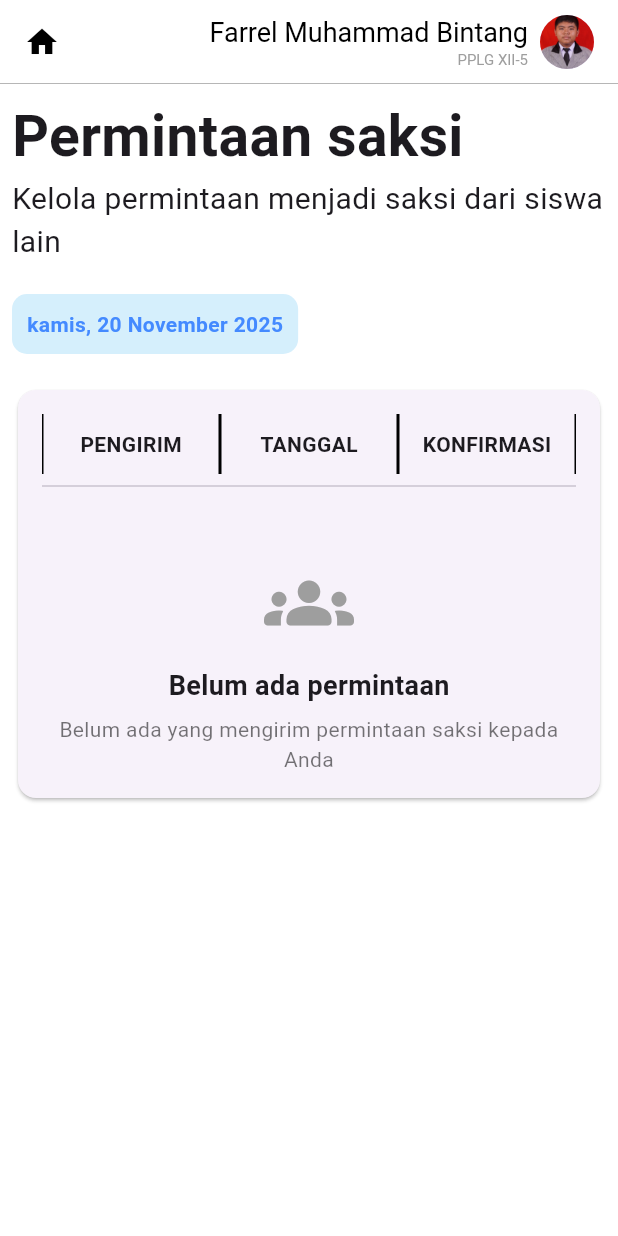
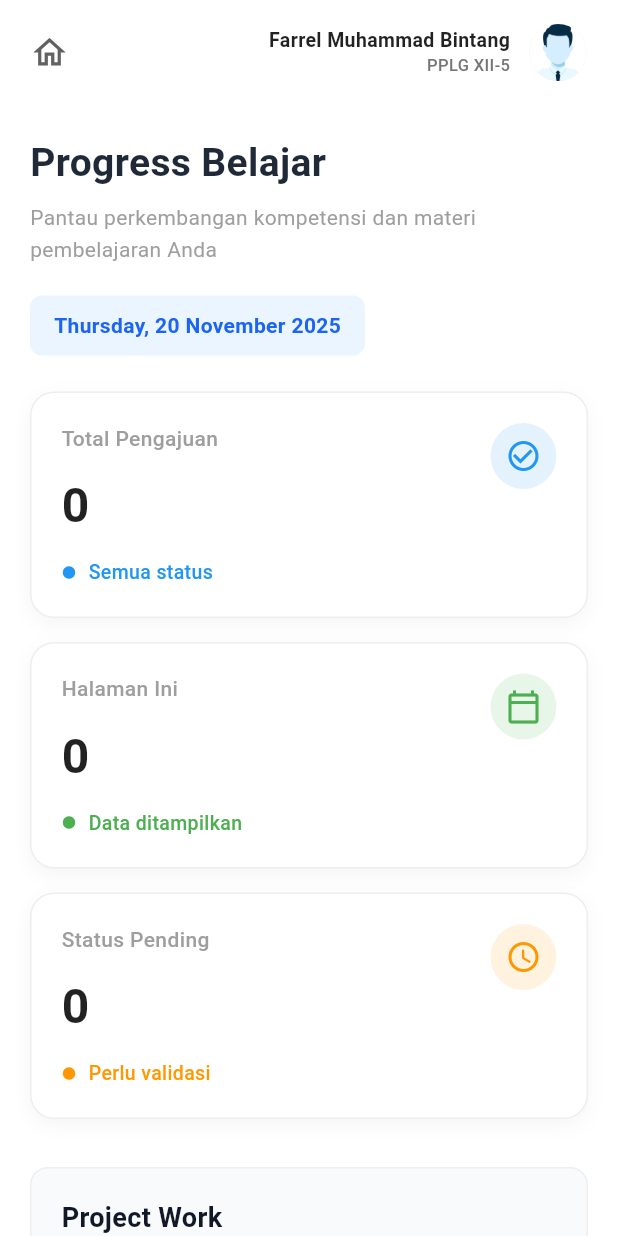
Before and after one commit to M-Bayu-Aji/Jurnalku-App, a Flutter app: the screen it shows after launch, on a phone screen of 412 x 824 dp. Run offline on Flutter 3.47's test engine with Material 3 defaults, Android fonts, the phone set to English and light mode, and no system bars; our stand-ins replace google_fonts.

Commit message:
update, add screen progress_belajar

```diff
--- a/lib/main.dart
+++ b/lib/main.dart
@@ -1,5 +1,5 @@
 import 'package:flutter/material.dart';
-import 'package:jurnalku_app/screens/permintaan_saksi.dart';
+import 'package:jurnalku_app/screens/progress_belajar.dart';
 void main() {
   runApp(const MyApp());
 }
@@ -7,13 +7,12 @@ void main() {
 class MyApp extends StatelessWidget {
   const MyApp({super.key});
 
-  // This widget is the root of your application.
   @override
   Widget build(BuildContext context) {
     return MaterialApp(
       debugShowCheckedModeBanner: false,
       title: 'Jurnalku App',
-      home: const PermintaanSaksi(),
+      home: const ProgressBelajar(),
     );
   }
 }
--- a/lib/screens/home.dart
+++ b/lib/screens/home.dart
@@ -1,6 +1,7 @@
 import 'package:flutter/material.dart';
 import 'package:google_fonts/google_fonts.dart';
 import 'package:jurnalku_app/screens/explore.dart';
+import 'package:jurnalku_app/screens/permintaan_saksi.dart';
 import 'package:jurnalku_app/screens/settings.dart';
 import 'package:jurnalku_app/screens/user_guide.dart';
 
@@ -190,6 +191,103 @@ class Home extends StatelessWidget {
                   ),
                 ),
               ),
+              const SizedBox(height: 15,),
+              SizedBox(
+                width: double.infinity,
+                child: OutlinedButton(
+                  style: OutlinedButton.styleFrom(
+                    foregroundColor: Color(0xFF1E88E5),
+                    side: BorderSide(color: Color(0xFF1E88E5), width: 2),
+                    padding: const EdgeInsets.symmetric(
+                      horizontal: 48,
+                      vertical: 16,
+                    ),
+                    shape: RoundedRectangleBorder(
+                      borderRadius: BorderRadius.circular(16),
+                    ),
+                    backgroundColor: Colors.white,
+                  ),
+                  onPressed: () {
+                    Navigator.push(
+                      context,
+                      MaterialPageRoute(builder: (context) => const PermintaanSaksi()),
+                    );
+                  },
+                  child: Text(
+                    "Permintaan Sanksi",
+                    style: GoogleFonts.poppins(
+                      fontSize: 16,
+                      fontWeight: FontWeight.w600,
+                      letterSpacing: 0.5,
+                    ),
+                  ),
+                ),
+              ),
+              const SizedBox(height: 15,),
+              SizedBox(
+                width: double.infinity,
+                child: ElevatedButton(
+                  style: ElevatedButton.styleFrom(
+                    backgroundColor: Color(0xFF1E88E5),
+                    foregroundColor: Colors.white,
+                    padding: const EdgeInsets.symmetric(
+                      horizontal: 48,
+                      vertical: 16,
+                    ),
+                    shape: RoundedRectangleBorder(
+                      borderRadius: BorderRadius.circular(16),
+                    ),
+                    elevation: 4,
+                    shadowColor: Color(0xFF1E88E5).withOpacity(0.4),
+                  ),
+                  onPressed: () {
+                    Navigator.push(
+                      context,
+                      MaterialPageRoute(builder: (context) => const UserGuideScreen()),
+                    );
+                  },
+                  child: Text(
+                    'Panduan Pengguna',
+                    style: GoogleFonts.poppins(
+                      fontSize: 16,
+                      fontWeight: FontWeight.w600,
+                      letterSpacing: 0.5,
+                    ),
+                  ),
+                ),
+              ),
+              const SizedBox(height: 15,),
+              SizedBox(
+                width: double.infinity,
+                child: OutlinedButton(
+                  style: OutlinedButton.styleFrom(
+                    foregroundColor: Color(0xFF1E88E5),
+                    side: BorderSide(color: Color(0xFF1E88E5), width: 2),
+                    padding: const EdgeInsets.symmetric(
+                      horizontal: 48,
+                      vertical: 16,
+                    ),
+                    shape: RoundedRectangleBorder(
+                      borderRadius: BorderRadius.circular(16),
+                    ),
+                    backgroundColor: Colors.white,
+                  ),
+                  onPressed: () {
+                    Navigator.push(
+                      context,
+                      MaterialPageRoute(builder: (context) => const PermintaanSaksi()),
+                    );
+                  },
+                  child: Text(
+                    "Permintaan Sanksi",
+                    style: GoogleFonts.poppins(
+                      fontSize: 16,
+                      fontWeight: FontWeight.w600,
+                      letterSpacing: 0.5,
+                    ),
+                  ),
+                ),
+              ),
             ],
           ),
         ),
--- /dev/null
+++ b/lib/screens/progress_belajar.dart
@@ -0,0 +1,268 @@
+import 'package:flutter/material.dart';
+// Pastikan import ini tetap ada karena ini memanggil AppBar buatan Anda
+import 'package:jurnalku_app/widgets/app_bar.dart';
+
+class ProgressBelajar extends StatelessWidget {
+  const ProgressBelajar({super.key});
+
+  @override
+  Widget build(BuildContext context) {
+    return Scaffold(
+      backgroundColor: Colors.white, // Set background putih bersih
+      // --- BAGIAN APP BAR (Milik Anda) ---
+      appBar: PreferredSize(
+        preferredSize: const Size.fromHeight(70),
+        child: const AppBarWidget(),
+      ),
+
+      // --- BAGIAN BODY (Kode dari Saya) ---
+      body: ListView(
+        padding: const EdgeInsets.symmetric(horizontal: 20, vertical: 20),
+        children: [
+          // 1. Judul Halaman
+          const Text(
+            'Progress Belajar',
+            style: TextStyle(
+              fontSize: 26,
+              fontWeight: FontWeight.bold,
+              color: Color(0xFF1F2937),
+            ),
+          ),
+          const SizedBox(height: 8),
+          const Text(
+            'Pantau perkembangan kompetensi dan materi pembelajaran Anda',
+            style: TextStyle(
+              fontSize: 14,
+              color: Colors.grey,
+              height: 1.5,
+            ),
+          ),
+          const SizedBox(height: 20),
+
+          // 2. Tanggal (Date Chip)
+          UnconstrainedBox(
+            alignment: Alignment.centerLeft,
+            child: Container(
+              padding: const EdgeInsets.symmetric(vertical: 10, horizontal: 16),
+              decoration: BoxDecoration(
+                color: const Color(0xFFEBF5FF), // Background biru muda
+                borderRadius: BorderRadius.circular(8),
+              ),
+              child: const Text(
+                'Thursday, 20 November 2025',
+                style: TextStyle(
+                  color: Color(0xFF1C64F2), // Teks biru
+                  fontWeight: FontWeight.w600,
+                  fontSize: 14,
+                ),
+              ),
+            ),
+          ),
+          const SizedBox(height: 24),
+
+          // 3. Kartu Ringkasan (Statistik)
+          _buildSummaryCard(
+            title: 'Total Pengajuan',
+            value: '0',
+            statusText: 'Semua status',
+            statusColor: Colors.blue,
+            icon: Icons.check_circle_outline,
+            iconColor: Colors.blue,
+            iconBgColor: Colors.blue.shade50,
+          ),
+          const SizedBox(height: 16),
+
+          _buildSummaryCard(
+            title: 'Halaman Ini',
+            value: '0',
+            statusText: 'Data ditampilkan',
+            statusColor: Colors.green,
+            icon: Icons.calendar_today_outlined,
+            iconColor: Colors.green,
+            iconBgColor: Colors.green.shade50,
+          ),
+          const SizedBox(height: 16),
+
+          _buildSummaryCard(
+            title: 'Status Pending',
+            value: '0',
+            statusText: 'Perlu validasi',
+            statusColor: Colors.orange,
+            icon: Icons.access_time_rounded,
+            iconColor: Colors.orange,
+            iconBgColor: Colors.orange.shade50,
+          ),
+
+          const SizedBox(height: 32),
+
+          // 4. Daftar Mata Pelajaran (List Bawah)
+          _buildSubjectCard(
+            title: 'Project Work',
+            subtitle: 'Kompetensi dan materi pembelajaran',
+          ),
+          const SizedBox(height: 16),
+
+          _buildSubjectCard(
+            title: 'Mobile Apps',
+            subtitle: 'Kompetensi dan materi pembelajaran',
+          ),
+          const SizedBox(height: 16),
+
+          _buildSubjectCard(
+            title: 'UKK (Uji Kompetensi Keahlian)',
+            subtitle: 'Kompetensi dan materi pembelajaran',
+          ),
+          const SizedBox(height: 16),
+
+          _buildSubjectCard(
+            title: 'GIM',
+            subtitle: 'Kompetensi dan materi pembelajaran',
+          ),
+
+          // Padding bawah tambahan agar scroll tidak mentok
+          const SizedBox(height: 40),
+        ],
+      ),
+    );
+  }
+
+  // --- HELPER WIDGETS (Supaya kodingan utama rapi) ---
+
+  // Widget untuk membuat Kartu Statistik (yang ada icon bulatnya)
+  Widget _buildSummaryCard({
+    required String title,
+    required String value,
+    required String statusText,
+    required Color statusColor,
+    required IconData icon,
+    required Color iconColor,
+    required Color iconBgColor,
+  }) {
+    return Container(
+      padding: const EdgeInsets.all(20),
+      decoration: BoxDecoration(
+        color: Colors.white,
+        borderRadius: BorderRadius.circular(16),
+        border: Border.all(color: Colors.grey.shade200),
+        boxShadow: [
+          BoxShadow(
+            color: Colors.grey.shade100,
+            blurRadius: 10,
+            offset: const Offset(0, 4),
+          ),
+        ],
+      ),
+      child: Row(
+        crossAxisAlignment: CrossAxisAlignment.start,
+        children: [
+          Expanded(
+            child: Column(
+              crossAxisAlignment: CrossAxisAlignment.start,
+              children: [
+                Text(
+                  title,
+                  style: const TextStyle(
+                    color: Colors.grey,
+                    fontSize: 14,
+                    fontWeight: FontWeight.w500,
+                  ),
+                ),
+                const SizedBox(height: 12),
+                Text(
+                  value,
+                  style: const TextStyle(
+                    fontSize: 32,
+                    fontWeight: FontWeight.bold,
+                    color: Colors.black87,
+                  ),
+                ),
+                const SizedBox(height: 12),
+                Row(
+                  children: [
+                    Icon(Icons.circle, size: 10, color: statusColor),
+                    const SizedBox(width: 8),
+                    Text(
+                      statusText,
+                      style: TextStyle(
+                        color: statusColor,
+                        fontSize: 13,
+                        fontWeight: FontWeight.w500,
+                      ),
+                    ),
+                  ],
+                )
+              ],
+            ),
+          ),
+          Container(
+            padding: const EdgeInsets.all(10),
+            decoration: BoxDecoration(
+              color: iconBgColor,
+              shape: BoxShape.circle,
+            ),
+            child: Icon(
+              icon,
+              color: iconColor,
+              size: 24,
+            ),
+          ),
+        ],
+      ),
+    );
+  }
+
+  // Widget untuk membuat Kartu Mata Pelajaran (yang background abu-abu)
+  Widget _buildSubjectCard({
+    required String title,
+    required String subtitle,
+  }) {
+    return Container(
+      decoration: BoxDecoration(
+        color: const Color(0xFFF9FAFB), // Warna abu-abu sangat muda (sesuai gambar)
+        borderRadius: BorderRadius.circular(12),
+        border: Border.all(color: Colors.grey.shade200),
+      ),
+      child: Column(
+        crossAxisAlignment: CrossAxisAlignment.start,
+        children: [
+          Padding(
+            padding: const EdgeInsets.all(20),
+            child: Column(
+              crossAxisAlignment: CrossAxisAlignment.start,
+              children: [
+                Text(
+                  title,
+                  style: const TextStyle(
+                    fontSize: 18,
+                    fontWeight: FontWeight.bold,
+                    color: Color(0xFF111827),
+                  ),
+                ),
+                const SizedBox(height: 4),
+                Text(
+                  subtitle,
+                  style: TextStyle(
+                    fontSize: 14,
+                    color: Colors.grey.shade600,
+                  ),
+                ),
+              ],
+            ),
+          ),
+          Divider(height: 1, color: Colors.grey.shade300),
+          Padding(
+            padding: const EdgeInsets.symmetric(horizontal: 20, vertical: 16),
+            child: Row(
+              mainAxisAlignment: MainAxisAlignment.spaceBetween,
+              children: const [
+                Text('KOMPETENSI', style: TextStyle(fontSize: 12, fontWeight: FontWeight.bold, color: Colors.grey)),
+                Text('GURU', style: TextStyle(fontSize: 12, fontWeight: FontWeight.bold, color: Colors.grey)),
+                Text('TANGGAL', style: TextStyle(fontSize: 12, fontWeight: FontWeight.bold, color: Colors.grey)),
+              ],
+            ),
+          ),
+        ],
+      ),
+    );
+  }
+}
--- /dev/null
+++ b/lib/widgets/app_bar.dart
@@ -0,0 +1,55 @@
+import 'package:flutter/material.dart';
+
+class AppBarWidget extends StatelessWidget {
+  const AppBarWidget({super.key});
+
+  @override
+  Widget build(BuildContext context) {
+    return Padding(
+      padding: const EdgeInsets.symmetric(horizontal: 20.0, vertical: 16.0),
+      child: Row(
+        mainAxisAlignment: MainAxisAlignment.spaceBetween,
+        children: [
+          Icon(Icons.home_outlined, color: Colors.grey[700], size: 26),
+
+          Row(
+            children: [
+              Column(
+                crossAxisAlignment: CrossAxisAlignment.end,
+                mainAxisSize: MainAxisSize.min,
+                children: [
+                  const Text(
+                    'Farrel Muhammad Bintang',
+                    style: TextStyle(
+                      fontWeight: FontWeight.bold,
+                      fontSize: 13,
+                      color: Colors.black87,
+                      height: 1.2,
+                    ),
+                  ),
+                  const SizedBox(height: 2),
+                  Text(
+                    'PPLG XII-5',
+                    style: TextStyle(
+                      fontSize: 11,
+                      color: Colors.grey[600],
+                      fontWeight: FontWeight.w500,
+                      height: 1.2,
+                    ),
+                  ),
+                ],
+              ),
+              const SizedBox(width: 12),
+              const CircleAvatar(
+                radius: 20,
+                backgroundImage: AssetImage(
+                  'assets/images/avatar.png',
+                ),
+              ),
+            ],
+          ),
+        ],
+      ),
+    );
+  }
+}
```
